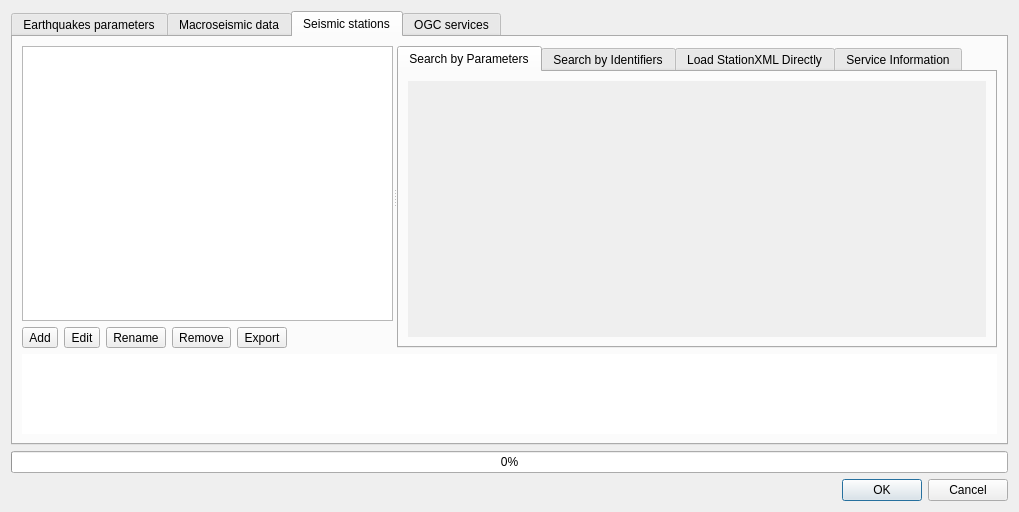
Above: qquake/ui/qquake_dialog_base.ui from INGV/qquake before the change. Below: the same form after it.
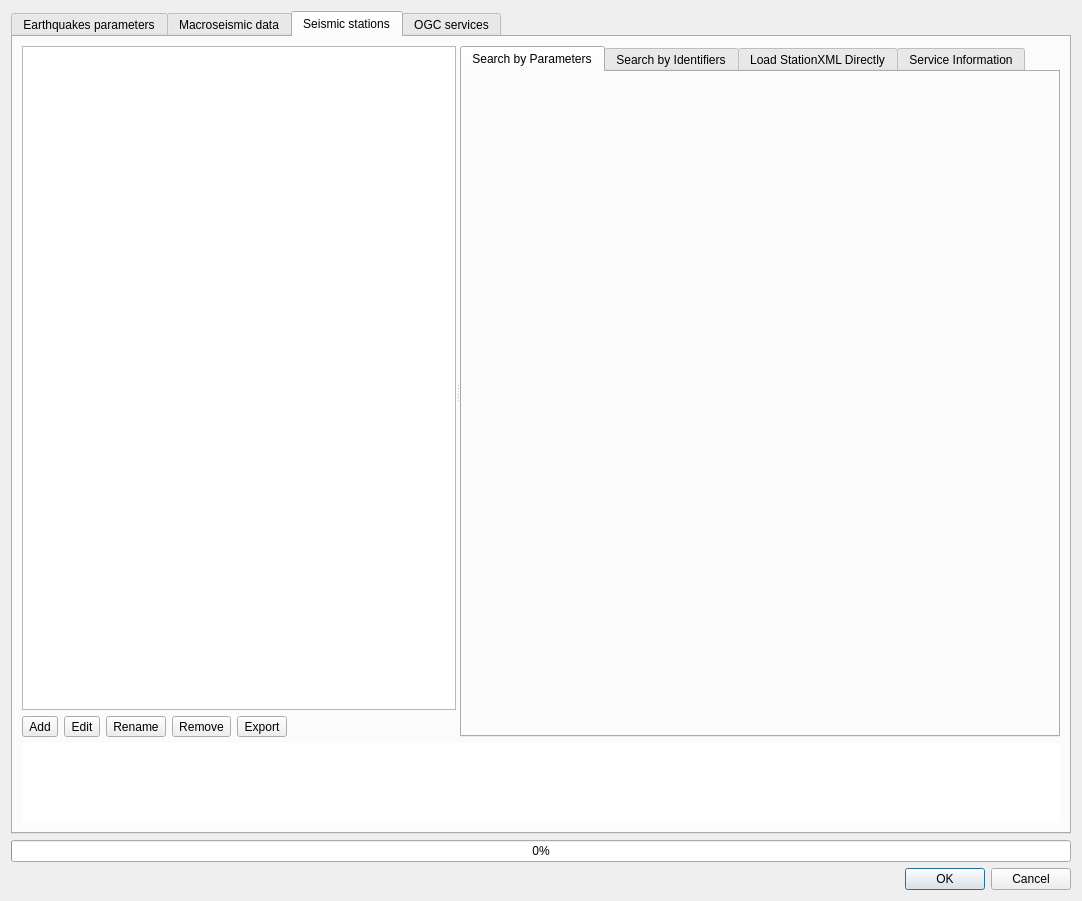
That is the form after the change. The open tabs and pages were chosen to show the change.

Commit message:
Improve handling of scroll areas in widget tabs
Fixes #38

```diff
--- a/qquake/ui/qquake_dialog_base.ui
+++ b/qquake/ui/qquake_dialog_base.ui
@@ -6,8 +6,8 @@
    <rect>
     <x>0</x>
     <y>0</y>
-    <width>1019</width>
-    <height>512</height>
+    <width>1082</width>
+    <height>901</height>
    </rect>
   </property>
   <property name="windowTitle">
@@ -570,32 +570,7 @@
               </attribute>
               <layout class="QVBoxLayout" name="verticalLayout_8">
                <item>
-                <widget class="QScrollArea" name="scrollArea_3">
-                 <property name="frameShape">
-                  <enum>QFrame::NoFrame</enum>
-                 </property>
-                 <property name="frameShadow">
-                  <enum>QFrame::Plain</enum>
-                 </property>
-                 <property name="widgetResizable">
-                  <bool>true</bool>
-                 </property>
-                 <widget class="QWidget" name="scrollAreaWidgetContents_2">
-                  <property name="geometry">
-                   <rect>
-                    <x>0</x>
-                    <y>0</y>
-                    <width>100</width>
-                    <height>30</height>
-                   </rect>
-                  </property>
-                  <layout class="QVBoxLayout" name="verticalLayout_17">
-                   <item>
-                    <widget class="QWidget" name="station_filter_container" native="true"/>
-                   </item>
-                  </layout>
-                 </widget>
-                </widget>
+                <widget class="QWidget" name="station_filter_container" native="true"/>
                </item>
               </layout>
              </widget>
```
Left out of the diff: 68 changed lines with no effect on the pictures. The commit also changes 8 other files.
